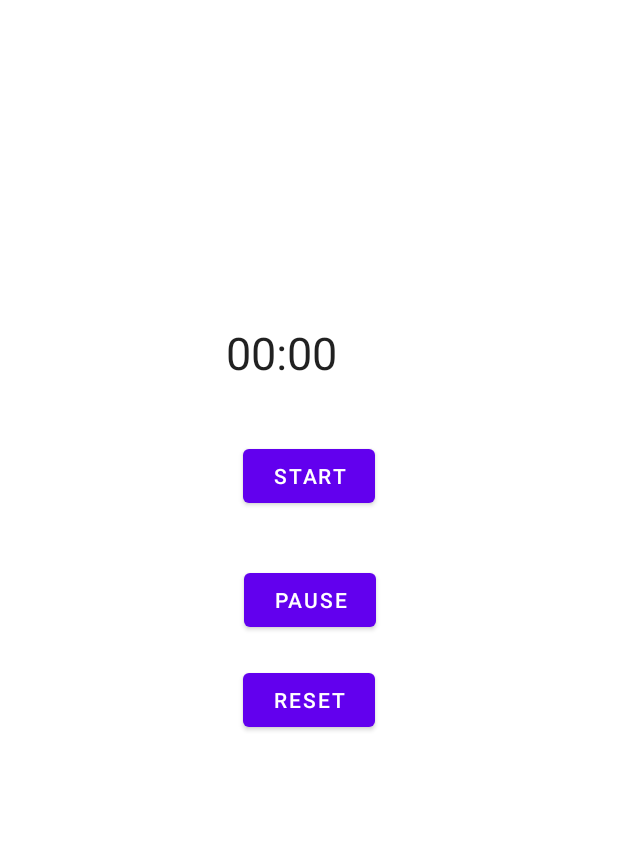
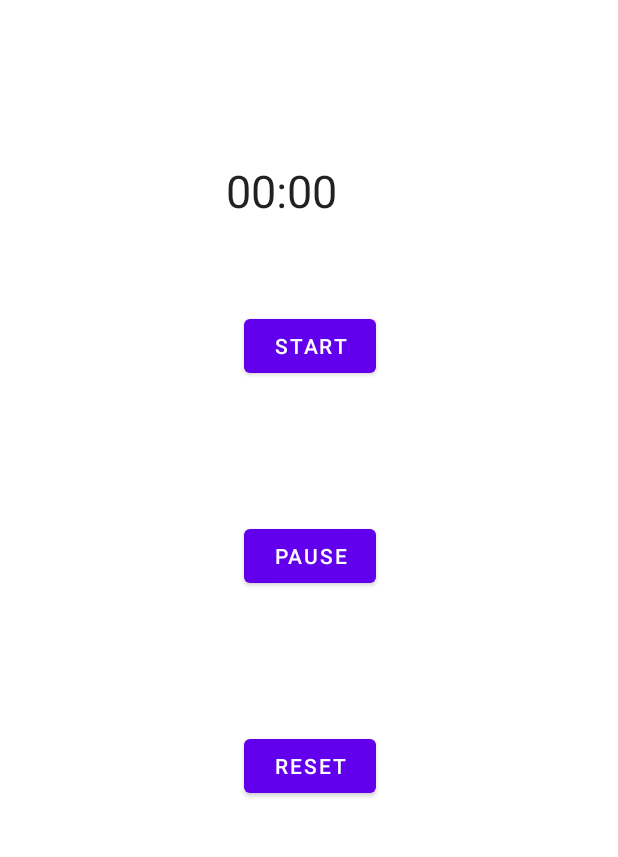
Before and after one commit to Jdrinkwater1/Android-MultiTool, an Android app: the layout activity_stopwatch.xml on its own in the app's theme, with its tools: preview values and no code run, on a phone screen of 412 x 824 dp, the part 62-919 px from its top. Run offline under Robolectric (Android 15) with nearby library versions, the phone set to English and light mode, and no system bars.

Commit message:
Added a flashlight activity
Added a flashlight activity

```diff
--- a/AndroidMultiTool/app/src/main/java/fsu/csc3560/androidmulti_tool/CompassActivity.java
+++ b/AndroidMultiTool/app/src/main/java/fsu/csc3560/androidmulti_tool/CompassActivity.java
@@ -88,9 +88,13 @@ public class CompassActivity extends AppCompatActivity implements SensorEventLis
         alert.setCancelable(false);
         alert.setNegativeButton("Close",null);
     }
+    public void clickFlash(View view)
+    {
+        switchActivity(this,activity_flashlight.class);
+    }
     public void clickStop(View view)
     {
-        switchActivity(this,CompassActivity.class);
+        switchActivity(this,activity_stopwatch.class);
     }
 
     public void stop()
--- a/AndroidMultiTool/app/src/main/java/fsu/csc3560/androidmulti_tool/MainActivity.java
+++ b/AndroidMultiTool/app/src/main/java/fsu/csc3560/androidmulti_tool/MainActivity.java
@@ -92,7 +92,10 @@ public class MainActivity extends AppCompatActivity implements SensorEventListen
     {
         switchActivity(this,activity_stopwatch.class);
     }
-
+    public void clickFlash(View view)
+    {
+        switchActivity(this,activity_flashlight.class);
+    }
     public void noSensorWarning()
     {
         AlertDialog.Builder alert = new AlertDialog.Builder(this);
--- /dev/null
+++ b/AndroidMultiTool/app/src/main/res/drawable/ic_baseline_flashlight_on_64.xml
@@ -0,0 +1,6 @@
+<vector android:height="64dp" android:tint="#2B9BFF"
+    android:viewportHeight="24" android:viewportWidth="24"
+    android:width="64dp" xmlns:android="http://schemas.android.com/apk/res/android">
+    <path android:fillColor="@android:color/white" android:pathData="M6,2h12v3h-12z"/>
+    <path android:fillColor="@android:color/white" android:pathData="M6,7v1l2,3v11h8V11l2,-3V7H6zM12,15.5c-0.83,0 -1.5,-0.67 -1.5,-1.5s0.67,-1.5 1.5,-1.5s1.5,0.67 1.5,1.5S12.83,15.5 12,15.5z"/>
+</vector>
--- a/AndroidMultiTool/app/src/main/res/layout/activity_stopwatch.xml
+++ b/AndroidMultiTool/app/src/main/res/layout/activity_stopwatch.xml
@@ -14,36 +14,32 @@
 
     <include
       layout="@layout/main_toolbar"/>
+
     <androidx.constraintlayout.widget.ConstraintLayout
         android:layout_width="match_parent"
         android:layout_height="match_parent">
+
         <Chronometer
             android:id="@+id/chronometer"
             android:layout_width="111dp"
             android:layout_height="40dp"
-      android:layout_marginStart="150dp"
-      android:layout_marginTop="201dp"
-      android:layout_marginEnd="150dp"
-      android:layout_marginBottom="19dp"
+            android:layout_marginTop="92dp"
             android:textSize="30sp"
-      app:layout_constraintBottom_toTopOf="@+id/button"
-      app:layout_constraintEnd_toEndOf="parent"
-      app:layout_constraintStart_toStartOf="parent"
+            app:layout_constraintEnd_toEndOf="@+id/button"
+            app:layout_constraintHorizontal_bias="0.521"
+            app:layout_constraintStart_toStartOf="@+id/button"
             app:layout_constraintTop_toTopOf="parent" />
 
         <Button
             android:id="@+id/button"
             android:layout_width="wrap_content"
             android:layout_height="wrap_content"
-      android:layout_marginStart="150dp"
-      android:layout_marginTop="19dp"
-      android:layout_marginEnd="150dp"
-      android:layout_marginBottom="17dp"
+            android:layout_marginTop="60dp"
             android:onClick="startChronometer"
             android:text="Start"
-      app:layout_constraintBottom_toTopOf="@+id/button3"
-      app:layout_constraintEnd_toEndOf="parent"
-      app:layout_constraintStart_toStartOf="parent"
+            app:layout_constraintEnd_toEndOf="@+id/button3"
+            app:layout_constraintHorizontal_bias="0.0"
+            app:layout_constraintStart_toStartOf="@+id/button3"
             app:layout_constraintTop_toBottomOf="@+id/chronometer" />
 
         <Button
@@ -66,16 +62,13 @@
             android:id="@+id/button2"
             android:layout_width="wrap_content"
             android:layout_height="wrap_content"
-      android:layout_marginStart="150dp"
-      android:layout_marginTop="1dp"
-      android:layout_marginEnd="150dp"
-      android:layout_marginBottom="293dp"
+            android:layout_marginBottom="248dp"
             android:onClick="resetChronometer"
             android:text="Reset"
             app:layout_constraintBottom_toBottomOf="parent"
-      app:layout_constraintEnd_toEndOf="parent"
-      app:layout_constraintStart_toStartOf="parent"
-      app:layout_constraintTop_toBottomOf="@+id/button3" />
+            app:layout_constraintEnd_toEndOf="@+id/button3"
+            app:layout_constraintHorizontal_bias="0.0"
+            app:layout_constraintStart_toStartOf="@+id/button3" />
     </androidx.constraintlayout.widget.ConstraintLayout>
 
 </LinearLayout>
```
Also changed, not shown: AndroidMultiTool/app/src/main/AndroidManifest.xml (+4 -5 lines), AndroidMultiTool/app/src/main/java/fsu/csc3560/androidmulti_tool/activity_flashlight.java (added, +119 -0 lines), AndroidMultiTool/app/src/main/java/fsu/csc3560/androidmulti_tool/activity_stopwatch.java (+10 -1 lines), AndroidMultiTool/app/src/main/res/drawable/ic_baseline_flashlight_off_64.xml (added, +7 -0 lines), AndroidMultiTool/app/src/main/res/layout/activity_flashlight.xml (added, +77 -0 lines). Lines whose indentation alone changed are shown as unchanged.
